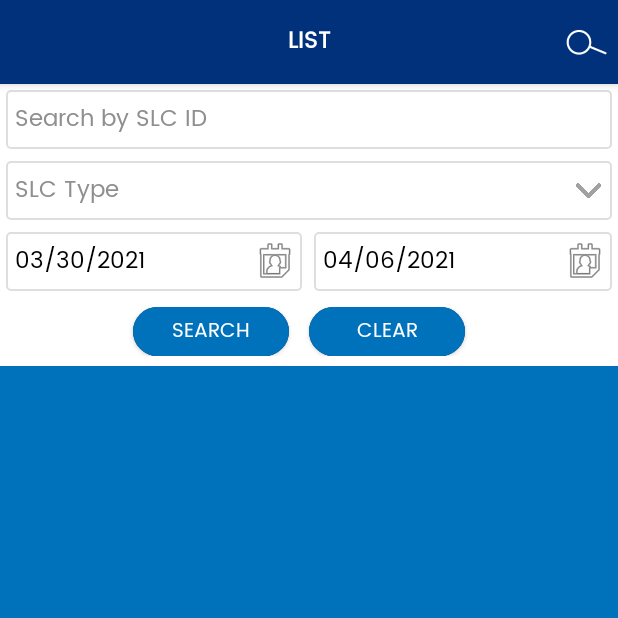
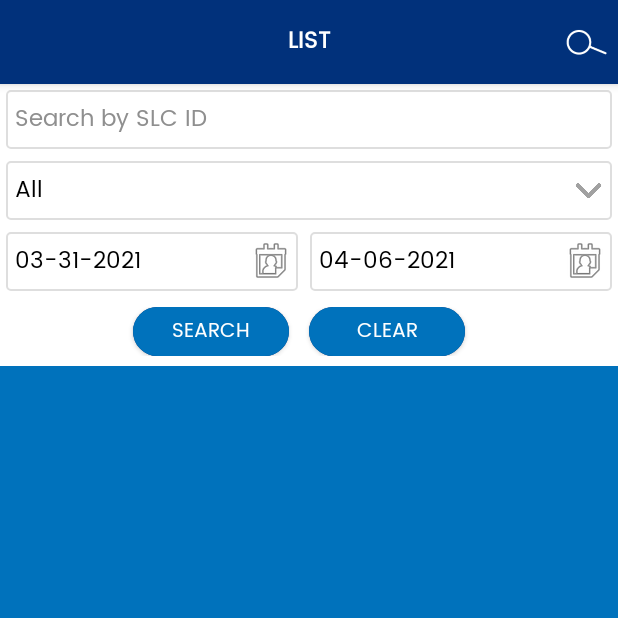
Before and after one commit to virajkulabkar/EZinstall--5.3.1-Android, an Android app: the fragment PoleDataFragment placed in its activity, after a tap on "CLEAR", on a phone screen of 412 x 824 dp, the top half of it. Run offline under Robolectric (Android 15) with nearby library versions, the phone set to English and light mode, and no system bars; our stand-ins replace ButterKnife, sdp/ssp sizes; libraries missing offline, so code that uses them is left out: butterknife.internal; 1 statement that could not run was skipped; 2 other taps on this screen came first.

Commit message:
APP-980 (slc filter) functionality is done

```diff
--- a/app/src/main/java/com/CL/slcscanner/Networking/API.java
+++ b/app/src/main/java/com/CL/slcscanner/Networking/API.java
@@ -104,8 +104,8 @@ public interface API {
                                      @Field("node_type") String node_type,
                                      @Field("slc_type") String slc_type,
                                      @Field("from_daterange") String from_daterange,
-                                     @Field("to_daterange") String to_daterange
-                                     );
+                                     @Field("to_daterange") String to_daterange);
+
 
     @GET(API_SLC_DETAIL + "/{id}/{unit_type}")
     Call<PoleDisplayMaster> getSLCDetails(@Path("id") String id, @Path("unit_type") String unit_type);
--- a/app/src/main/java/com/CL/slcscanner/fragments/PoleDataFragment.java
+++ b/app/src/main/java/com/CL/slcscanner/fragments/PoleDataFragment.java
@@ -20,6 +20,7 @@ import android.view.View;
 import android.view.ViewGroup;
 import android.widget.Button;
 import android.widget.DatePicker;
+import android.widget.EditText;
 import android.widget.FrameLayout;
 import android.widget.ImageView;
 import android.widget.LinearLayout;
@@ -59,6 +60,8 @@ import java.util.Locale;
 
 import butterknife.BindView;
 import butterknife.ButterKnife;
+import okhttp3.MediaType;
+import okhttp3.RequestBody;
 import retrofit2.Call;
 import retrofit2.Callback;
 import retrofit2.Response;
@@ -113,13 +116,14 @@ public class PoleDataFragment extends Fragment implements MyCallbackForControl,
     TextInputEditText edtType;
 
     @BindView(R.id.edtTo)
-    TextInputEditText edtTo;
+    EditText edtTo;
 
     @BindView(R.id.edtFrom)
-    TextInputEditText edtFrom;
+    EditText edtFrom;
 
     @BindView(R.id.llFilter)
     LinearLayout llFilter;
+
 
     PoleAdapter mAdapter;
     API objApi;
@@ -165,8 +169,8 @@ public class PoleDataFragment extends Fragment implements MyCallbackForControl,
     String myFormat;
     SimpleDateFormat sdf;
 
-    final String[] ary = {getString(R.string.all),getString(R.string.interal),getString(R.string.external)};
-
+    String[] ary;
+    String startDateStr,endDateStr;
     @Override
     public void onAttach(Context context) {
         super.onAttach(context);
@@ -205,6 +209,7 @@ public class PoleDataFragment extends Fragment implements MyCallbackForControl,
         getActivity().findViewById(R.id.txtTest).setVisibility(View.GONE);
         getActivity().findViewById(R.id.llNodeType).setVisibility(View.GONE);
 
+        ary =new String[] {getString(R.string.all),getString(R.string.interal),getString(R.string.external)};
         mList = new ArrayList<>();
         mListAll = new ArrayList<>();
         mClientType = new ArrayList<>();
@@ -214,7 +219,7 @@ public class PoleDataFragment extends Fragment implements MyCallbackForControl,
         dialogForLatlong.setMessage(getResources().getString(R.string.please_wait));
         dialogForLatlong.setCancelable(false);
 
-        myFormat = "MM/dd/yyyy"; //In which you need put here
+        myFormat = "MM-dd-yyyy"; //In which you need put here
         sdf = new SimpleDateFormat(myFormat, Locale.US);
 
         spf = getActivity().getSharedPreferences(AppConstants.SPF, Context.MODE_PRIVATE);
@@ -234,6 +239,8 @@ public class PoleDataFragment extends Fragment implements MyCallbackForControl,
         lng = spf.getString(AppConstants.LONGITUDE, "");
         mAdapter = new PoleAdapter(getActivity(), mList, this, isPoleClickable);
 
+        defaultDates();
+
         LinearLayoutManager layoutManager = new LinearLayoutManager(getActivity().getApplicationContext());
         recyclerView.setLayoutManager(layoutManager);
         recyclerView.addItemDecoration(new DividerItemDecoration(getActivity(), LinearLayoutManager.VERTICAL));
@@ -250,7 +257,7 @@ public class PoleDataFragment extends Fragment implements MyCallbackForControl,
                 Log.d("***", "scroll listner call");
                 if (mList.size() < totalcount) {
                     //getData(page + 1);
-                    apiCall(objSearchView.getQuery().toString(), false, page + 1);
+                    //apiCall(objSearchView.getQuery().toString(), false, page + 1);
                     Log.i(AppConstants.TAG, "Pg:" + page + 1);
                 }
             }
@@ -357,10 +364,8 @@ public class PoleDataFragment extends Fragment implements MyCallbackForControl,
         edit.remove(AppConstants.SELECTED_NODE_TYPE_INDEX_EDIT_SLC);
         edit.apply();
 
-        defaultDates();
         edtTo.setOnClickListener(view -> {
             if (!edtFrom.getText().toString().equalsIgnoreCase("")) {
-                myCalendarTo = Calendar.getInstance();
                 DatePickerDialog objDatePickerDialog =
                         new DatePickerDialog(getActivity(), enddate, myCalendarTo
                                 .get(Calendar.YEAR), myCalendarTo.get(Calendar.MONTH),
@@ -373,12 +378,11 @@ public class PoleDataFragment extends Fragment implements MyCallbackForControl,
             }
         });
         edtFrom.setOnClickListener(view -> {
-            myCalendarFrom = Calendar.getInstance();
             DatePickerDialog objDatePickerDialogFrom =
                     new DatePickerDialog(getActivity(), startdate, myCalendarFrom
                             .get(Calendar.YEAR), myCalendarFrom.get(Calendar.MONTH),
                             myCalendarFrom.get(Calendar.DAY_OF_MONTH));
-            objDatePickerDialogFrom.getDatePicker().setMaxDate(myCalendarFrom.getTimeInMillis());
+            objDatePickerDialogFrom.getDatePicker().setMaxDate(myCalendarTo.getTimeInMillis());
             objDatePickerDialogFrom.show();
         });
 
@@ -397,14 +401,21 @@ public class PoleDataFragment extends Fragment implements MyCallbackForControl,
             resetFilter();
             apiCall(query, false, 1);
         });
+
+        btnSearch.setOnClickListener(view -> {
+            apiCall(query, false, 1);
+        });
+
     }
 
     void resetFilter(){
+        spf.edit().putInt(AppConstants.SLC_TYPE,0).apply();
+        edtType.setText(ary[0]);
         edtFrom.getText().clear();
         edtTo.getText().clear();
         edtSearch.getText().clear();
-        edtType.getText().clear();
         defaultDates();
+
     }
 
     void defaultDates() {
@@ -413,8 +424,8 @@ public class PoleDataFragment extends Fragment implements MyCallbackForControl,
 
         //Default:
         myCalendarFrom = Calendar.getInstance();
-        myCalendarFrom.add(Calendar.DATE, -7);
-        String startDate = sdf.format(myCalendarFrom.getTime()); // 2 day before from now
+        myCalendarFrom.add(Calendar.DATE, -6);
+        String startDate = sdf.format(myCalendarFrom.getTime()); // 6 day before from now
         edtFrom.setText(startDate);
 
         myCalendarTo = Calendar.getInstance();
@@ -569,7 +580,6 @@ public class PoleDataFragment extends Fragment implements MyCallbackForControl,
     }
 
     void apiCall(String searchString, boolean isFromSwipe, final int pg) {
-
         if (Util.isInternetAvailable(getActivity())) {
 
             if (pg == 1) {
@@ -692,15 +702,17 @@ public class PoleDataFragment extends Fragment implements MyCallbackForControl,
                     }
                     String strPg = String.valueOf(pg);
                     //node_type
+
                     objApi.getFilterData(user_id,
                             edtSearch.getText().toString(),
                             strPg,
                             lat,
                             lng,
                             "",
-                            edtType.getText().toString(),
+                            edtType.getText().toString().toLowerCase(),
                             edtFrom.getText().toString(),
-                            edtTo.getText().toString()).enqueue(objCallback);
+                            edtTo.getText().toString()
+                    ).enqueue(objCallback);
 
                     /*if (searchString.toString().equalsIgnoreCase(""))
                         objApi.getSLCID(user_id, strPg, lat, lng).enqueue(objCallback);
--- a/app/src/main/res/layout/fragment_pole.xml
+++ b/app/src/main/res/layout/fragment_pole.xml
@@ -75,7 +75,7 @@
             android:textColor="@color/colorBlack"
             android:textColorHint="@color/colorGray"
             android:textSize="@dimen/_12sdp"
-            android:inputType="number"
+            android:inputType="text"
             />
 
         <FrameLayout
@@ -115,7 +115,7 @@
             android:layout_weight="1"
             android:orientation="horizontal">
 
-            <com.google.android.material.textfield.TextInputEditText
+            <EditText
                 android:id="@+id/edtFrom"
                 android:layout_width="wrap_content"
                 android:layout_height="@dimen/_30sdp"
@@ -126,14 +126,13 @@
                 android:ellipsize="end"
                 android:focusable="false"
                 android:gravity="center|left"
-                android:hint="@string/from_date"
                 android:maxLines="1"
                 android:textColor="@color/colorBlack"
                 android:textColorHint="@color/colorGray"
                 android:textSize="@dimen/_12sdp" />
 
 
-            <com.google.android.material.textfield.TextInputEditText
+            <EditText
                 android:id="@+id/edtTo"
                 android:layout_width="wrap_content"
                 android:layout_height="@dimen/_30sdp"
@@ -144,7 +143,6 @@
                 android:ellipsize="end"
                 android:focusable="false"
                 android:gravity="center|left"
-                android:hint="@string/to_date"
                 android:maxLines="1"
                 android:textColor="@color/colorBlack"
                 android:textColorHint="@color/colorGray"
--- a/app/src/main/res/layout/raw_with_alignment.xml
+++ b/app/src/main/res/layout/raw_with_alignment.xml
@@ -160,7 +160,6 @@
                     android:layout_marginBottom="@dimen/_1sdp"
                     android:gravity="center|left"
                     android:text="Title 2"
-                    android:maxLines="2"
                     android:ellipsize="end"
                     android:textColor="@color/colorWhite"
                     android:textSize="@dimen/_12sdp" />
```
Also changed, not shown: app/src/main/res/drawable/ic_calendar.xml (added, +13 -0 lines).
